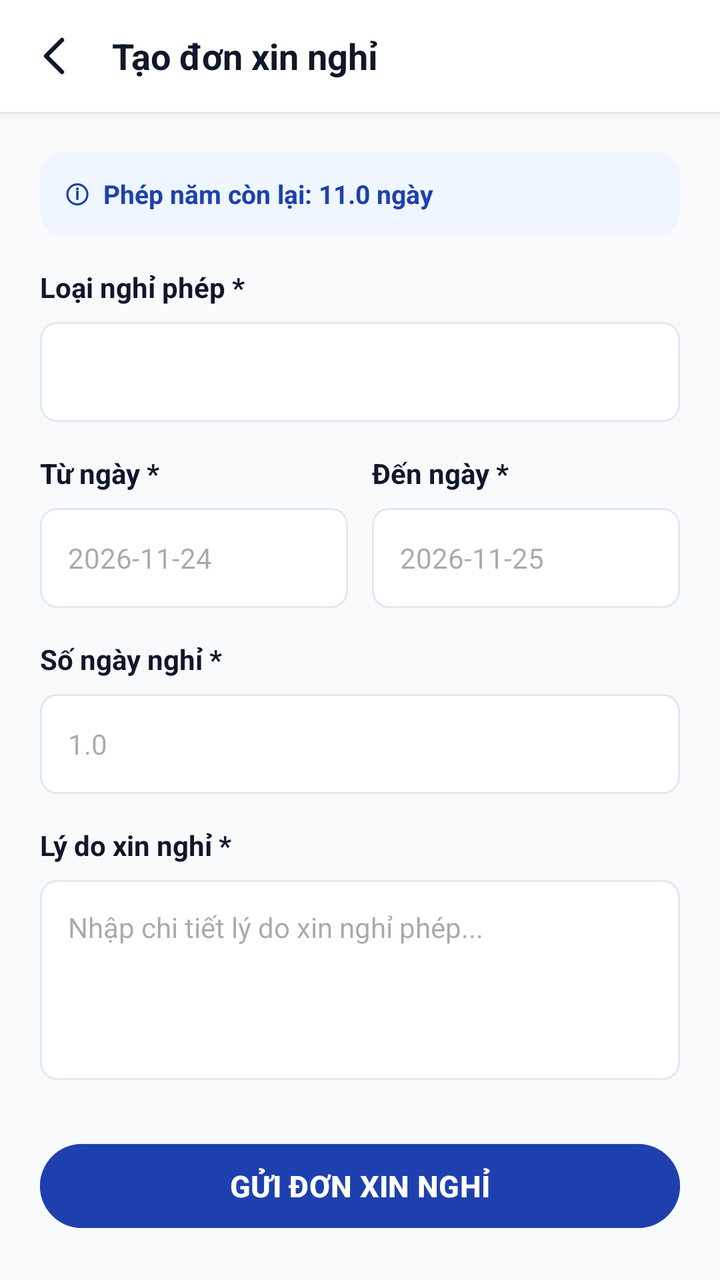
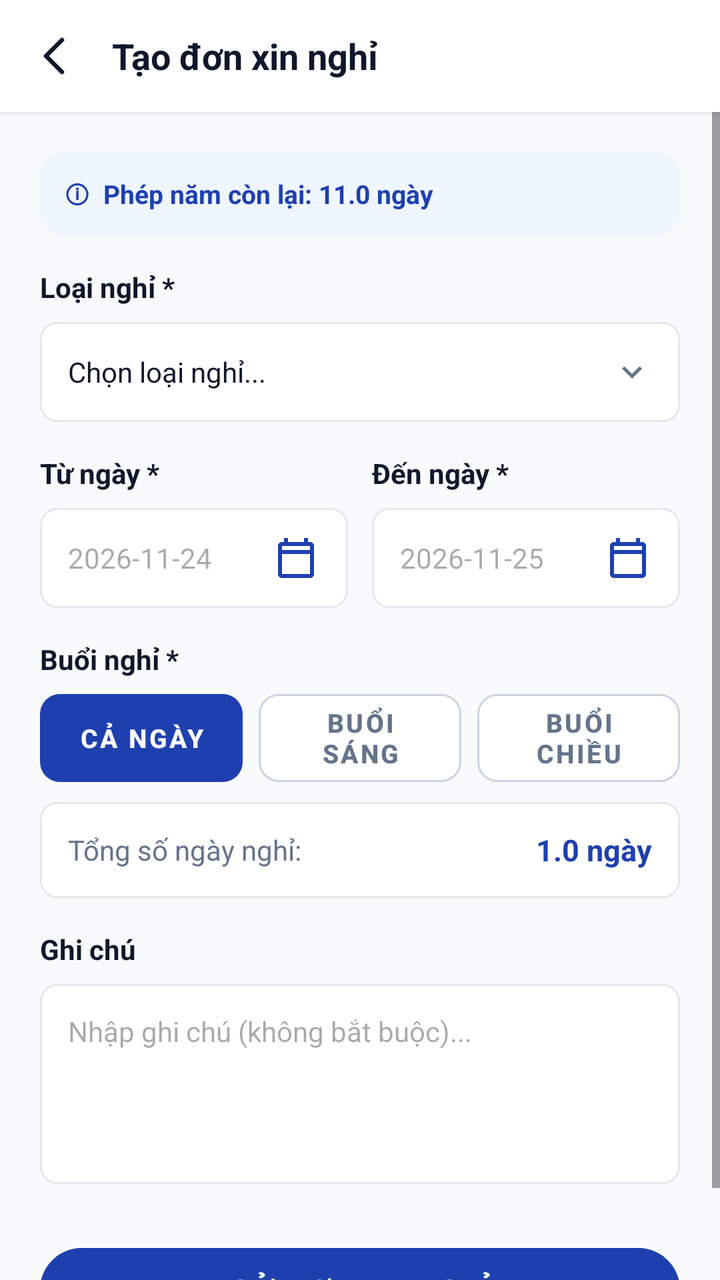

Before-and-after screenshots of an Android layout around one commit, followed by the original layout XML and the change that was made.
<!-- AndroidManifest.xml: application theme Theme.BaseProject -->
<!-- res/layout/activity_create_leave.xml -->
<?xml version="1.0" encoding="utf-8"?>
<LinearLayout xmlns:android="http://schemas.android.com/apk/res/android"
    xmlns:app="http://schemas.android.com/apk/res-auto"
    android:layout_width="match_parent"
    android:layout_height="match_parent"
    android:background="@color/bg_screen"
    android:orientation="vertical">

    
    <LinearLayout
        android:layout_width="match_parent"
        android:layout_height="56dp"
        android:background="@color/card_bg"
        android:elevation="2dp"
        android:gravity="center_vertical"
        android:orientation="horizontal"
        android:paddingHorizontal="16dp">

        <ImageView
            android:id="@+id/btnBack"
            android:layout_width="24dp"
            android:layout_height="24dp"
            android:background="?attr/selectableItemBackgroundBorderless"
            android:clickable="true"
            android:contentDescription="Back"
            android:focusable="true"
            android:src="@drawable/ic_back" />

        <TextView
            android:layout_width="wrap_content"
            android:layout_height="wrap_content"
            android:layout_marginStart="16dp"
            android:text="Tạo đơn xin nghỉ"
            android:textColor="@color/text_primary"
            android:textSize="18sp"
            android:textStyle="bold" />
    </LinearLayout>

    <ScrollView
        android:layout_width="match_parent"
        android:layout_height="0dp"
        android:layout_weight="1"
        android:fillViewport="true">

        <LinearLayout
            android:layout_width="match_parent"
            android:layout_height="wrap_content"
            android:orientation="vertical"
            android:padding="20dp">

            
            <TextView
                android:id="@+id/tvLeaveBalanceBanner"
                android:layout_width="match_parent"
                android:layout_height="wrap_content"
                android:background="@drawable/bg_btn_primary"
                android:backgroundTint="#EFF6FF"
                android:padding="12dp"
                android:text="ⓘ  Phép năm còn lại: 11.0 ngày"
                android:textColor="@color/primary_blue"
                android:textSize="13sp"
                android:textStyle="bold" />

            
            <TextView
                android:layout_width="wrap_content"
                android:layout_height="wrap_content"
                android:layout_marginTop="16dp"
                android:text="Loại nghỉ phép *"
                android:textColor="@color/text_primary"
                android:textSize="14sp"
                android:textStyle="bold" />

            <Spinner
                android:id="@+id/spAbsenceType"
                android:layout_width="match_parent"
                android:layout_height="50dp"
                android:layout_marginTop="8dp"
                android:background="@drawable/bg_input_field"
                android:paddingHorizontal="12dp" />

            
            <LinearLayout
                android:layout_width="match_parent"
                android:layout_height="wrap_content"
                android:layout_marginTop="16dp"
                android:orientation="horizontal">

                <LinearLayout
                    android:layout_width="0dp"
                    android:layout_height="wrap_content"
                    android:layout_marginEnd="6dp"
                    android:layout_weight="1"
                    android:orientation="vertical">

                    <TextView
                        android:layout_width="wrap_content"
                        android:layout_height="wrap_content"
                        android:text="Từ ngày *"
                        android:textColor="@color/text_primary"
                        android:textSize="14sp"
                        android:textStyle="bold" />

                    <EditText
                        android:id="@+id/etFromDate"
                        android:layout_width="match_parent"
                        android:layout_height="50dp"
                        android:layout_marginTop="8dp"
                        android:background="@drawable/bg_input_field"
                        android:clickable="true"
                        android:focusable="false"
                        android:hint="2026-11-24"
                        android:paddingHorizontal="14dp"
                        android:textColor="@color/text_primary"
                        android:textSize="14sp" />
                </LinearLayout>

                <LinearLayout
                    android:layout_width="0dp"
                    android:layout_height="wrap_content"
                    android:layout_marginStart="6dp"
                    android:layout_weight="1"
                    android:orientation="vertical">

                    <TextView
                        android:layout_width="wrap_content"
                        android:layout_height="wrap_content"
                        android:text="Đến ngày *"
                        android:textColor="@color/text_primary"
                        android:textSize="14sp"
                        android:textStyle="bold" />

                    <EditText
                        android:id="@+id/etToDate"
                        android:layout_width="match_parent"
                        android:layout_height="50dp"
                        android:layout_marginTop="8dp"
                        android:background="@drawable/bg_input_field"
                        android:clickable="true"
                        android:focusable="false"
                        android:hint="2026-11-25"
                        android:paddingHorizontal="14dp"
                        android:textColor="@color/text_primary"
                        android:textSize="14sp" />
                </LinearLayout>
            </LinearLayout>

            
            <TextView
                android:layout_width="wrap_content"
                android:layout_height="wrap_content"
                android:layout_marginTop="16dp"
                android:text="Số ngày nghỉ *"
                android:textColor="@color/text_primary"
                android:textSize="14sp"
                android:textStyle="bold" />

            <EditText
                android:id="@+id/etDaysCount"
                android:layout_width="match_parent"
                android:layout_height="50dp"
                android:layout_marginTop="8dp"
                android:background="@drawable/bg_input_field"
                android:hint="1.0"
                android:inputType="numberDecimal"
                android:paddingHorizontal="14dp"
                android:textColor="@color/text_primary"
                android:textSize="14sp" />

            
            <TextView
                android:layout_width="wrap_content"
                android:layout_height="wrap_content"
                android:layout_marginTop="16dp"
                android:text="Lý do xin nghỉ *"
                android:textColor="@color/text_primary"
                android:textSize="14sp"
                android:textStyle="bold" />

            <EditText
                android:id="@+id/etReason"
                android:layout_width="match_parent"
                android:layout_height="100dp"
                android:layout_marginTop="8dp"
                android:background="@drawable/bg_input_field"
                android:gravity="top|start"
                android:hint="Nhập chi tiết lý do xin nghỉ phép..."
                android:inputType="textMultiLine"
                android:padding="14dp"
                android:textColor="@color/text_primary"
                android:textSize="14sp" />

            
            <Button
                android:id="@+id/btnSubmit"
                android:layout_width="match_parent"
                android:layout_height="50dp"
                android:layout_marginTop="28dp"
                android:backgroundTint="@color/primary_blue"
                android:text="GỬI ĐƠN XIN NGHỈ"
                android:textColor="@color/white"
                android:textSize="15sp"
                android:textStyle="bold" />

        </LinearLayout>
    </ScrollView>
</LinearLayout>
<!-- resources referenced by this layout -->
<resources>
  <color name="bg_screen">#F8FAFC</color>
  <color name="card_bg">#FFFFFF</color>
  <color name="primary_blue">#1E40AF</color>
  <color name="text_primary">#0F172A</color>
  <color name="white">#FFFFFFFF</color>
  <!-- drawable bg_btn_primary (drawable) -->
  <?xml version="1.0" encoding="utf-8"?>
  <ripple xmlns:android="http://schemas.android.com/apk/res/android"
      android:color="#33FFFFFF">
      <item>
          <shape android:shape="rectangle">
              <solid android:color="@color/primary_blue" />
              <corners android:radius="12dp" />
          </shape>
      </item>
  </ripple>
  <!-- drawable bg_input_field (drawable) -->
  <?xml version="1.0" encoding="utf-8"?>
  <shape xmlns:android="http://schemas.android.com/apk/res/android"
      android:shape="rectangle">
      <solid android:color="@color/card_bg" />
      <stroke
          android:width="1dp"
          android:color="@color/border_default" />
      <corners android:radius="8dp" />
  </shape>
  <!-- drawable ic_back (drawable) -->
  <vector xmlns:android="http://schemas.android.com/apk/res/android"
      android:width="20dp"
      android:height="20dp"
      android:viewportWidth="20"
      android:viewportHeight="20">
    <path
        android:pathData="M12.5,3.333L5.833,10L12.5,16.667"
        android:strokeLineJoin="round"
        android:strokeWidth="1.8"
        android:fillColor="#00000000"
        android:strokeColor="#0F172A"
        android:strokeLineCap="round"/>
  </vector>
  <style name="Theme.BaseProject" parent="Base.Theme.BaseProject" />
  <color name="border_default">#E2E8F0</color>
  <style name="Base.Theme.BaseProject" parent="Theme.Material3.DayNight.NoActionBar">
          <item name="android:statusBarColor">@android:color/transparent</item>
          <item name="android:windowLightStatusBar">true</item>
      </style>
</resources>

<!-- the commit's change to res/layout/activity_create_leave.xml (unified diff, before → after) -->
@@ -66,18 +66,43 @@
                 android:layout_width="wrap_content"
                 android:layout_height="wrap_content"
                 android:layout_marginTop="16dp"
-                android:text="Loại nghỉ phép *"
+                android:text="Loại nghỉ *"
                 android:textColor="@color/text_primary"
                 android:textSize="14sp"
                 android:textStyle="bold" />
 
-            <Spinner
-                android:id="@+id/spAbsenceType"
+            <LinearLayout
+                android:id="@+id/layoutAbsenceType"
                 android:layout_width="match_parent"
                 android:layout_height="50dp"
                 android:layout_marginTop="8dp"
                 android:background="@drawable/bg_input_field"
-                android:paddingHorizontal="12dp" />
+                android:clickable="true"
+                android:focusable="true"
+                android:foreground="?attr/selectableItemBackground"
+                android:gravity="center_vertical"
+                android:orientation="horizontal"
+                android:paddingHorizontal="14dp">
+
+                <TextView
+                    android:id="@+id/tvSelectedAbsenceType"
+                    android:layout_width="0dp"
+                    android:layout_height="wrap_content"
+                    android:layout_weight="1"
+                    android:ellipsize="end"
+                    android:maxLines="1"
+                    android:text="Chọn loại nghỉ..."
+                    android:textColor="@color/text_primary"
+                    android:textSize="14sp" />
+
+                <ImageView
+                    android:id="@+id/ivAbsenceTypeArrow"
+                    android:layout_width="20dp"
+                    android:layout_height="20dp"
+                    android:contentDescription="Mũi tên chọn loại phép"
+                    android:src="@drawable/ic_chevron_down"
+                    app:tint="@color/text_secondary" />
+            </LinearLayout>
 
             
             <LinearLayout
@@ -108,6 +133,8 @@
                         android:layout_marginTop="8dp"
                         android:background="@drawable/bg_input_field"
                         android:clickable="true"
+                        android:drawableEnd="@drawable/ic_calendar"
+                        android:drawablePadding="8dp"
                         android:focusable="false"
                         android:hint="2026-11-24"
                         android:paddingHorizontal="14dp"
@@ -137,6 +164,8 @@
                         android:layout_marginTop="8dp"
                         android:background="@drawable/bg_input_field"
                         android:clickable="true"
+                        android:drawableEnd="@drawable/ic_calendar"
+                        android:drawablePadding="8dp"
                         android:focusable="false"
                         android:hint="2026-11-25"
                         android:paddingHorizontal="14dp"
@@ -150,29 +179,110 @@
                 android:layout_width="wrap_content"
                 android:layout_height="wrap_content"
                 android:layout_marginTop="16dp"
-                android:text="Số ngày nghỉ *"
+                android:text="Buổi nghỉ *"
                 android:textColor="@color/text_primary"
                 android:textSize="14sp"
                 android:textStyle="bold" />
 
-            <EditText
-                android:id="@+id/etDaysCount"
-                android:layout_width="match_parent"
-                android:layout_height="50dp"
+            <LinearLayout
+                android:layout_width="match_parent"
+                android:layout_height="44dp"
                 android:layout_marginTop="8dp"
+                android:orientation="horizontal">
+
+                <com.google.android.material.button.MaterialButton
+                    android:id="@+id/btnAllDay"
+                    style="@style/Widget.MaterialComponents.Button.UnelevatedButton"
+                    android:layout_width="0dp"
+                    android:layout_height="match_parent"
+                    android:layout_marginEnd="4dp"
+                    android:layout_weight="1"
+                    android:insetTop="0dp"
+                    android:insetBottom="0dp"
+                    android:insetLeft="0dp"
+                    android:insetRight="0dp"
+                    android:text="Cả ngày"
+                    android:textColor="@color/white"
+                    android:textSize="13sp"
+                    android:textStyle="bold"
+                    app:backgroundTint="@color/primary_blue"
+                    app:cornerRadius="10dp" />
+
+                <com.google.android.material.button.MaterialButton
+                    android:id="@+id/btnMorning"
+                    style="@style/Widget.MaterialComponents.Button.OutlinedButton"
+                    android:layout_width="0dp"
+                    android:layout_height="match_parent"
+                    android:layout_marginHorizontal="4dp"
+                    android:layout_weight="1"
+                    android:insetTop="0dp"
+                    android:insetBottom="0dp"
+                    android:insetLeft="0dp"
+                    android:insetRight="0dp"
+                    android:text="Buổi sáng"
+                    android:textColor="#64748B"
+                    android:textSize="13sp"
+                    android:textStyle="bold"
+                    app:backgroundTint="@color/white"
+                    app:cornerRadius="10dp"
+                    app:strokeColor="#CBD5E1"
+                    app:strokeWidth="1dp" />
+
+                <com.google.android.material.button.MaterialButton
+                    android:id="@+id/btnAfternoon"
+                    style="@style/Widget.MaterialComponents.Button.OutlinedButton"
+                    android:layout_width="0dp"
+                    android:layout_height="match_parent"
+                    android:layout_marginStart="4dp"
+                    android:layout_weight="1"
+                    android:insetTop="0dp"
+                    android:insetBottom="0dp"
+                    android:insetLeft="0dp"
+                    android:insetRight="0dp"
+                    android:text="Buổi chiều"
+                    android:textColor="#64748B"
+                    android:textSize="13sp"
+                    android:textStyle="bold"
+                    app:backgroundTint="@color/white"
+                    app:cornerRadius="10dp"
+                    app:strokeColor="#CBD5E1"
+                    app:strokeWidth="1dp" />
+            </LinearLayout>
+
+            
+            <LinearLayout
+                android:layout_width="match_parent"
+                android:layout_height="48dp"
+                android:layout_marginTop="10dp"
                 android:background="@drawable/bg_input_field"
-                android:hint="1.0"
-                android:inputType="numberDecimal"
-                android:paddingHorizontal="14dp"
-                android:textColor="@color/text_primary"
-                android:textSize="14sp" />
+                android:gravity="center_vertical"
+                android:orientation="horizontal"
+                android:paddingHorizontal="14dp">
+
+                <TextView
+                    android:layout_width="0dp"
+                    android:layout_height="wrap_content"
+                    android:layout_weight="1"
+                    android:text="Tổng số ngày nghỉ:"
+                    android:textColor="@color/text_secondary"
+                    android:textSize="14sp" />
+
+                <TextView
+                    android:id="@+id/tvDaysCount"
+                    android:layout_width="wrap_content"
+                    android:layout_height="wrap_content"
+                    android:text="1.0 ngày"
+                    android:textColor="@color/primary_blue"
+                    android:textSize="15sp"
+                    android:textStyle="bold" />
+            </LinearLayout>
 
             
             <TextView
                 android:layout_width="wrap_content"
                 android:layout_height="wrap_content"
                 android:layout_marginTop="16dp"
-                android:text="Lý do xin nghỉ *"
+                android:text="Ghi chú"
                 android:textColor="@color/text_primary"
                 android:textSize="14sp"
                 android:textStyle="bold" />
@@ -184,7 +294,7 @@
                 android:layout_marginTop="8dp"
                 android:background="@drawable/bg_input_field"
                 android:gravity="top|start"
-                android:hint="Nhập chi tiết lý do xin nghỉ phép..."
+                android:hint="Nhập ghi chú (không bắt buộc)..."
                 android:inputType="textMultiLine"
                 android:padding="14dp"
                 android:textColor="@color/text_primary"
<!-- resource entries referenced after the edit -->
@@ -4,6 +4,7 @@
   <color name="card_bg">#FFFFFF</color>
   <color name="primary_blue">#1E40AF</color>
   <color name="text_primary">#0F172A</color>
+  <color name="text_secondary">#64748B</color>
   <color name="white">#FFFFFFFF</color>
   <!-- drawable bg_btn_primary (drawable) -->
   <?xml version="1.0" encoding="utf-8"?>
@@ -40,6 +41,26 @@
         android:strokeColor="#0F172A"
         android:strokeLineCap="round"/>
   </vector>
+  <!-- drawable ic_calendar (drawable) -->
+  <vector xmlns:android="http://schemas.android.com/apk/res/android"
+      android:width="24dp"
+      android:height="24dp"
+      android:viewportWidth="24"
+      android:viewportHeight="24">
+    <path
+        android:pathData="M19,4H18V2H16V4H8V2H6V4H5C3.89,4 3,4.9 3,6V20C3,21.1 3.89,22 5,22H19C20.1,22 21,21.1 21,20V6C21,4.9 20.1,4 19,4ZM19,20H5V10H19V20ZM19,8H5V6H19V8Z"
+        android:fillColor="#1E40AF"/>
+  </vector>
+  <!-- drawable ic_chevron_down (drawable) -->
+  <vector xmlns:android="http://schemas.android.com/apk/res/android"
+      android:width="20dp"
+      android:height="20dp"
+      android:viewportWidth="24"
+      android:viewportHeight="24">
+    <path
+        android:fillColor="#64748B"
+        android:pathData="M7.41,8.59L12,13.17l4.59,-4.58L18,10l-6,6 -6,-6z" />
+  </vector>
   <style name="Theme.BaseProject" parent="Base.Theme.BaseProject" />
   <color name="border_default">#E2E8F0</color>
   <style name="Base.Theme.BaseProject" parent="Theme.Material3.DayNight.NoActionBar">
